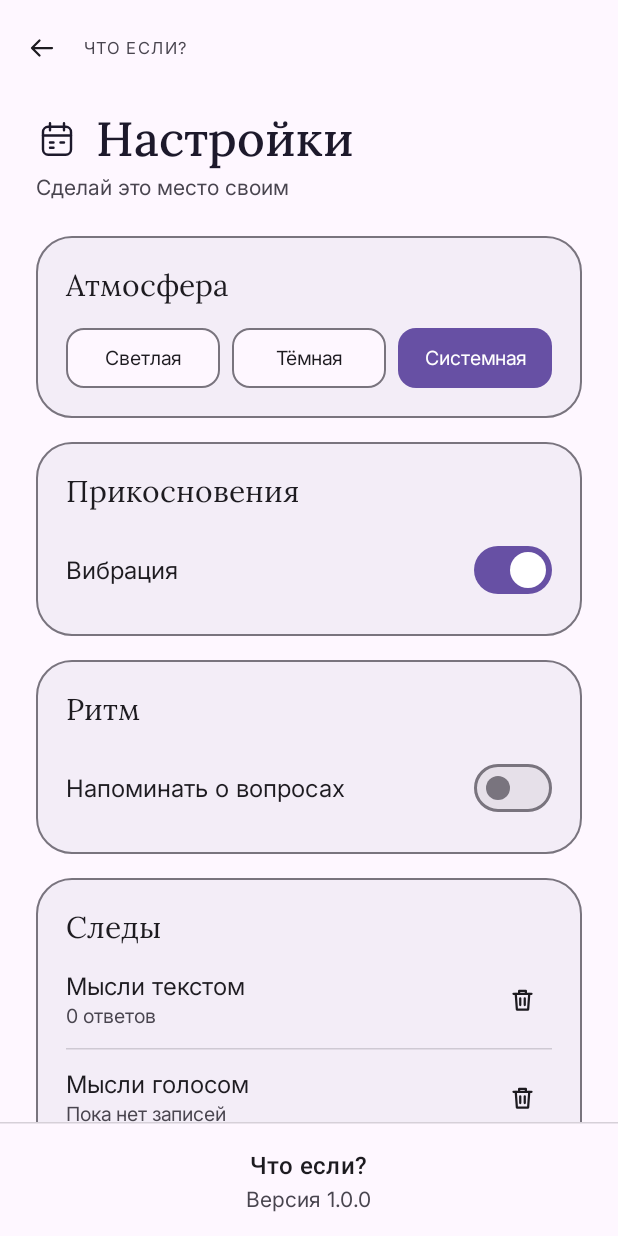
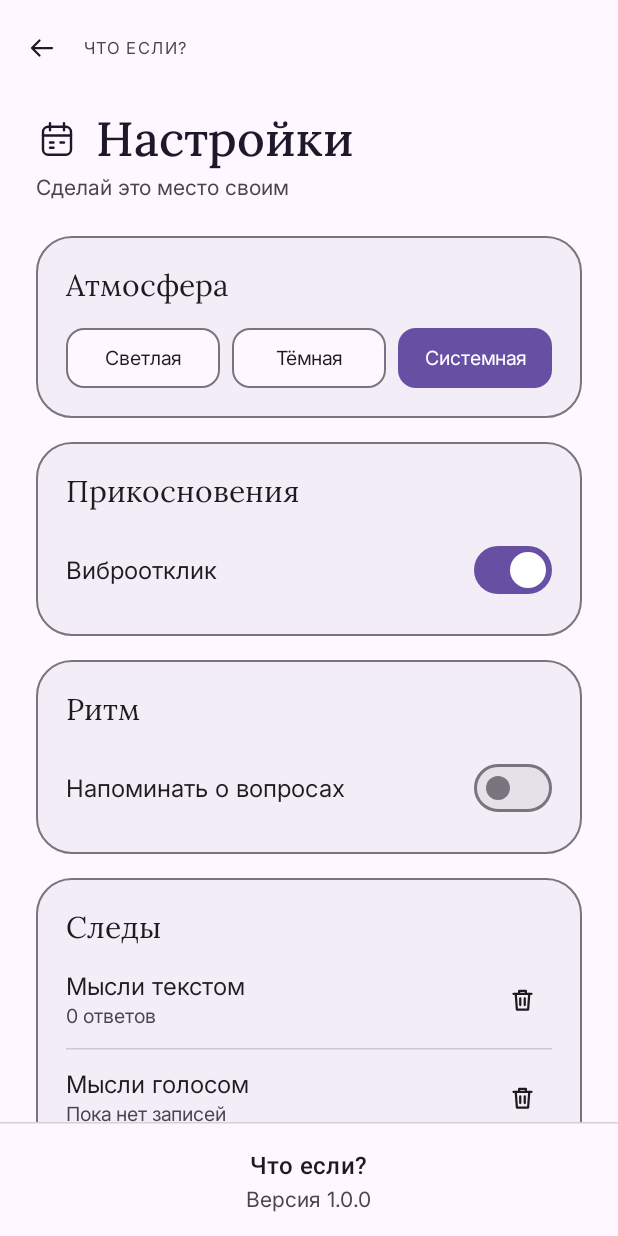
Before and after one commit to fedorovaea18/WhatIfApp, an Android app built with Jetpack Compose: the SettingsScreen screen opened through its navigation route, on a phone screen of 412 x 824 dp. Run offline under Robolectric (Android 15) with nearby library versions, the phone set to English and light mode, and no system bars; our stand-ins replace Room's generated code; missing, so only their content is drawn: CompositionLocalProvider; 3 statements that could not run were skipped.

Commit message:
style: rename 'Вибрация' to 'Виброотклик' for better clarity

```diff
--- a/app/src/main/java/ru/eafedorova/whatifapp/presentation/screens/SettingsScreen.kt
+++ b/app/src/main/java/ru/eafedorova/whatifapp/presentation/screens/SettingsScreen.kt
@@ -224,7 +224,7 @@ fun SettingsScreen(onBack: () -> Unit) {
                 Column(modifier = Modifier.padding(horizontal = 24.dp)) {
                     SettingsSection(title = "Прикосновения") {
                         SettingsSwitchRow(
-                            title = "Вибрация",
+                            title = "Виброотклик",
                             checked = vibrationEnabled,
                             onCheckedChange = {
                                 vibrationEnabled = it
```
